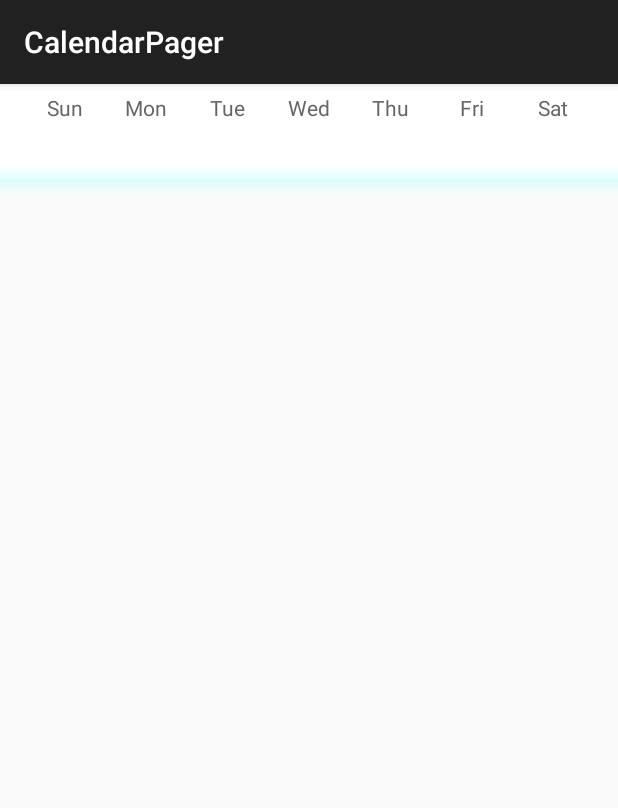
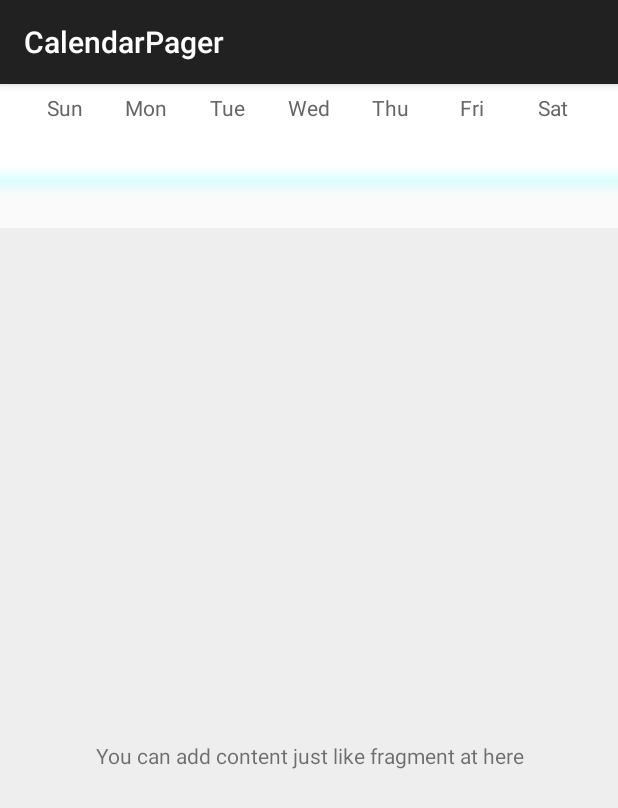
Before and after one commit to ToDou/CalendarPager, an Android app: the ExpandCalendarActivity screen opened directly, with no data from a screen before it, on a phone screen of 412 x 824 dp. Shown: the top 808 px of the screen. Run offline under Robolectric (Android 15) with nearby library versions, the phone set to English and light mode, and no system bars; our stand-ins replace ButterKnife; libraries missing offline, so code that uses them is left out: com.nineoldandroids.animation; 7 statements that could not run were skipped.

Commit message:
add the example textview

```diff
--- a/app/src/main/res/layout/activity_expand_calendar.xml
+++ b/app/src/main/res/layout/activity_expand_calendar.xml
@@ -1,11 +1,20 @@
-<LinearLayout xmlns:android="http://schemas.android.com/apk/res/android"
+<FrameLayout xmlns:android="http://schemas.android.com/apk/res/android"
     android:layout_width="match_parent"
     android:layout_height="match_parent"
     android:orientation="vertical">
 
+    <TextView
+        android:layout_width="match_parent"
+        android:layout_height="match_parent"
+        android:layout_gravity="center"
+        android:layout_marginTop="64dp"
+        android:background="#eeeeee"
+        android:gravity="center"
+        android:text="You can add content just like fragment at here" />
+
     <com.test.tudou.library.expandcalendar.view.ExpandCalendarView
         android:id="@+id/view_calendar"
         android:layout_width="match_parent"
-    android:layout_height="wrap_content"/>
+        android:layout_height="wrap_content" />
 
-</LinearLayout>
+</FrameLayout>
```
Lines whose indentation alone changed are shown as unchanged.
